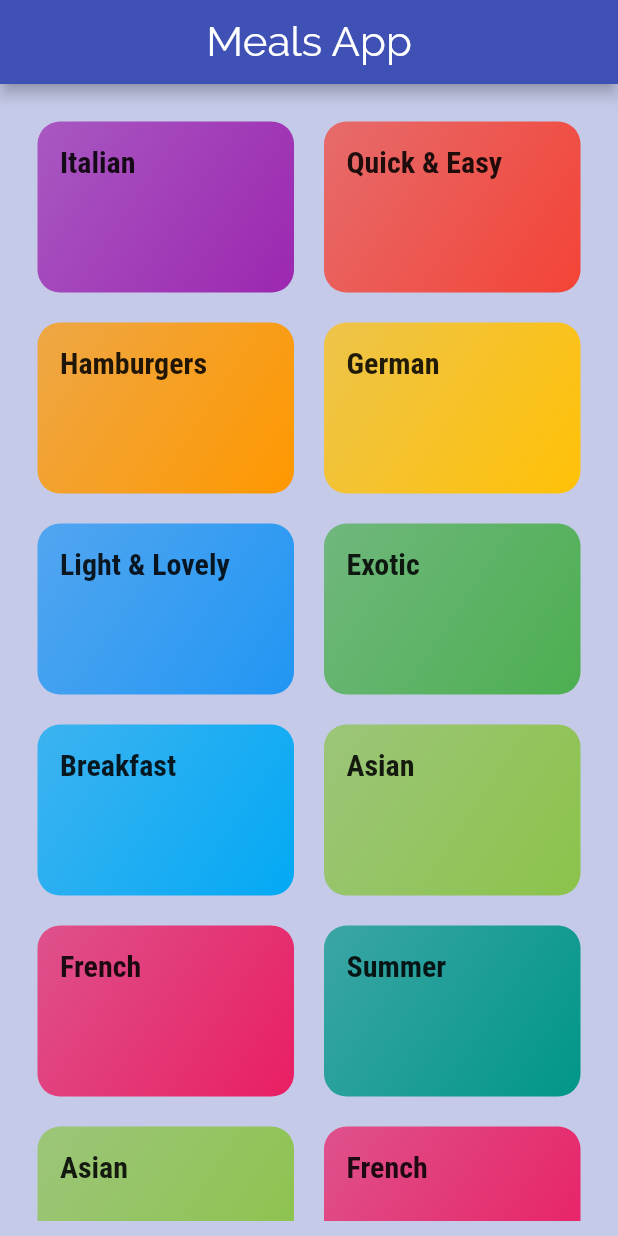
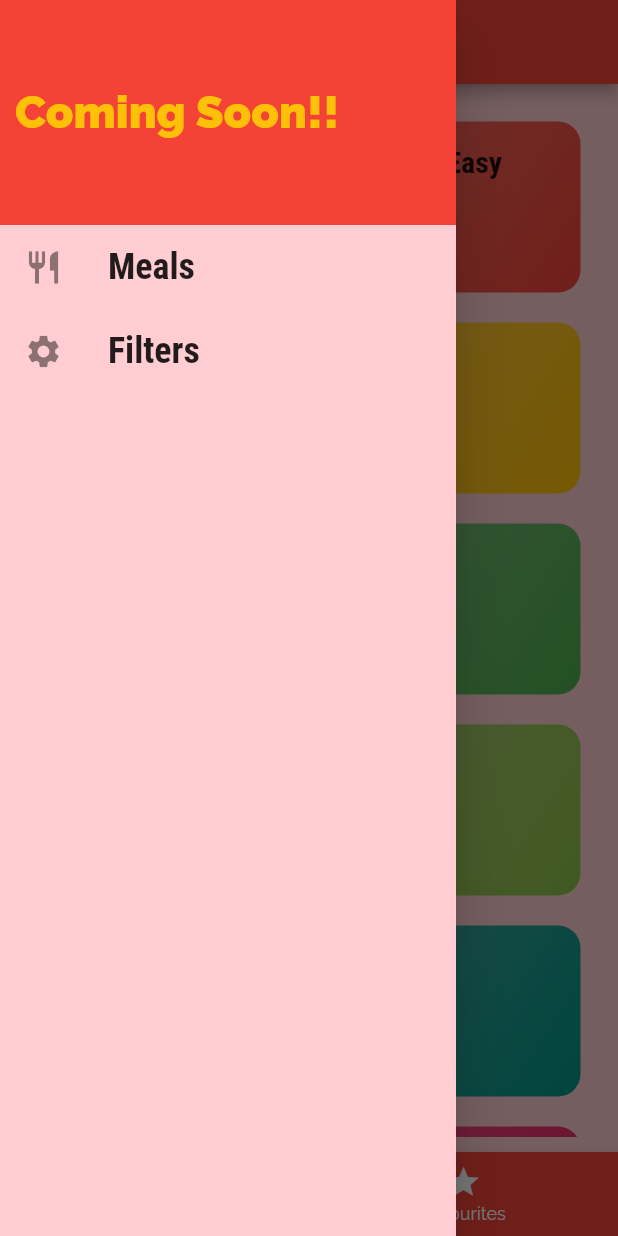
Before and after one commit to anirudhraopn/Meals-App, a Flutter app: the screen it shows after launch, with the side drawer open (before the commit the screen has no drawer), on a phone screen of 412 x 824 dp. Run offline on Flutter 3.47's test engine with Material 2 defaults, Android fonts, the phone set to English and light mode, and no system bars.

Commit message:
Third commit

```diff
--- a/lib/main.dart
+++ b/lib/main.dart
@@ -1,23 +1,89 @@
 // import 'dart:io';
 
 import 'package:flutter/material.dart';
-import 'package:meals_app/pages/meals_page.dart';
+
+import './models/category.dart';
+import './models/meals.dart';
+import './pages/fliters_page.dart';
+import './pages/meals_page.dart';
+import './pages/tabs_page.dart';
 import './pages/category_meals_page.dart';
-
 import './pages/categories_page.dart';
 
 void main() => runApp(MyApp());
 
-class MyApp extends StatelessWidget {
+class MyApp extends StatefulWidget {
   //const MyApp({Key? key}) : super(key: key);
+
+  @override
+  _MyAppState createState() => _MyAppState();
+}
+
+class _MyAppState extends State<MyApp> {
+  Map<String, bool> _filters = {
+    'gluten': false,
+    'lactose': false,
+    'vegetarian': false,
+    'vegan': false,
+  };
+  List<Meals> _availableMeals = DUMMY_MEALS;
+  List<Meals> _favouriteMeals = [];
+
+  void _setFilters(Map<String, bool> filterData) {
+    setState(() {
+      _filters = filterData;
+      _availableMeals = DUMMY_MEALS.where((meal) {
+        if (_filters['gluten'] && !meal.isGlutenFree) {
+          return false;
+        }
+        if (_filters['lactose'] && !meal.isLactoseFree) {
+          return false;
+        }
+        if (_filters['vegetarian'] && !meal.isVegetarian) {
+          return false;
+        }
+        if (_filters['vegan'] && !meal.isVegan) {
+          return false;
+        }
+        return true;
+      }).toList();
+    });
+  }
+
+  void _toggleFavourites(String mealId) {
+    final existingIndex = _favouriteMeals.indexWhere((meal) {
+      return meal.id == mealId;
+    });
+    if (existingIndex >= 0) {
+      setState(() {
+        _favouriteMeals.removeAt(existingIndex);
+      });
+    } else
+      setState(
+        () {
+          _favouriteMeals
+              .add(DUMMY_MEALS.firstWhere((meal) => meal.id == mealId));
+        },
+      );
+  }
+
+  bool _isFavourite(String id) {
+    return _favouriteMeals.any((meal) => meal.id == id);
+  }
 
   @override
   Widget build(BuildContext context) {
     return MaterialApp(
-      home: CategoriesPage(),
+      debugShowCheckedModeBanner: false,
+      //home: CategoriesPage(),
+      initialRoute: '/',
       routes: {
-        CategoryMealsPage.routeName: (ctx) => CategoryMealsPage(),
-        MealsPage.routeName: (ctx) => MealsPage(),
+        '/': (ctx) => TabsPage(_favouriteMeals),
+        CategoryMealsPage.routeName: (ctx) =>
+            CategoryMealsPage(_availableMeals),
+        MealsPage.routeName: (ctx) =>
+            MealsPage(_toggleFavourites, _isFavourite),
+        FiltersPage.routeName: (ctx) => FiltersPage(_setFilters, _filters),
       },
       onUnknownRoute: (settings) {
         return MaterialPageRoute(builder: (ctx) => CategoriesPage());
@@ -31,10 +97,10 @@ class MyApp extends StatelessWidget {
                   fontFamily: 'Raleway',
                   //fontWeight: FontWeight.bold,
                 ))),
-        primarySwatch: Colors.indigo,
+        primarySwatch: Colors.red,
         accentColor: Colors.amber,
         fontFamily: 'Raleway',
-        canvasColor: Colors.indigo[100],
+        canvasColor: Colors.red[100],
         textTheme: ThemeData.light().textTheme.copyWith(
               // ignore: deprecated_member_use
               body1: TextStyle(
--- a/lib/pages/categories_page.dart
+++ b/lib/pages/categories_page.dart
@@ -10,12 +10,12 @@ class CategoriesPage extends StatelessWidget {
   Widget build(BuildContext context) {
     return Scaffold(
       //backgroundColor: ,
-      appBar: AppBar(
-        title: const Text(
-          'Meals App',
-        ),
-        centerTitle: true,
-      ),
+      // appBar: AppBar(
+      //   title: const Text(
+      //     'Meals App',
+      //   ),
+      //   centerTitle: true,
+      // ),
       body: Container(
         margin: const EdgeInsets.all(10),
         child: GridView(
--- /dev/null
+++ b/lib/pages/tabs_page.dart
@@ -0,0 +1,78 @@
+import 'package:flutter/material.dart';
+
+import '../models/meals.dart';
+import '../widgets/main_drawer.dart';
+import './categories_page.dart';
+import './favourites_page.dart';
+
+class TabsPage extends StatefulWidget {
+  //const TabsPage({ Key? key }) : super(key: key);
+  final List<Meals> favouriteMeals;
+  TabsPage(this.favouriteMeals);
+
+  @override
+  _TabsPageState createState() => _TabsPageState();
+}
+
+class _TabsPageState extends State<TabsPage> {
+  List<Map<String, Object>> _pages;
+
+  @override
+  void initState() {
+    super.initState();
+    _pages = [
+      {
+        'page': CategoriesPage(),
+        'title': 'Categories',
+      },
+      {
+        'page': FavouritesPage(widget.favouriteMeals),
+        'title': 'Your Favourites',
+      },
+    ];
+  }
+
+  int _selectedPageIndex = 0;
+  void _selectPage(int index) {
+    setState(() {
+      _selectedPageIndex = index;
+    });
+    //print(_selectedPageIndex);
+  }
+
+  @override
+  Widget build(BuildContext context) {
+    print(_selectedPageIndex);
+    return Scaffold(
+      drawer: MainDrawer(),
+      bottomNavigationBar: BottomNavigationBar(
+        onTap: _selectPage,
+        currentIndex: _selectedPageIndex,
+        unselectedItemColor: Colors.white,
+        selectedItemColor: Theme.of(context).accentColor,
+        backgroundColor: Theme.of(context).primaryColor,
+        items: [
+          BottomNavigationBarItem(
+            icon: Icon(
+              Icons.category,
+            ),
+            label: 'Categories',
+          ),
+          BottomNavigationBarItem(
+            icon: Icon(
+              Icons.star,
+            ),
+            label: 'Favourites',
+          ),
+        ],
+      ),
+      appBar: AppBar(
+        title: Text(
+          _pages[_selectedPageIndex]['title'],
+        ),
+        centerTitle: true,
+      ),
+      body: _pages[_selectedPageIndex]['page'],
+    );
+  }
+}
--- /dev/null
+++ b/lib/widgets/main_drawer.dart
@@ -0,0 +1,63 @@
+import 'package:flutter/material.dart';
+import '../pages/fliters_page.dart';
+
+class MainDrawer extends StatelessWidget {
+  //const MainDrawer({ Key? key }) : super(key: key);
+
+  Widget buildListTile(String title, IconData icon, Function tapHandler) {
+    return ListTile(
+      leading: Icon(
+        icon,
+        size: 26,
+      ),
+      title: Text(
+        title,
+        style: TextStyle(
+          fontSize: 24,
+          fontWeight: FontWeight.bold,
+          fontFamily: 'RobotoCondensed',
+        ),
+      ),
+      onTap: tapHandler,
+    );
+  }
+
+  @override
+  Widget build(BuildContext context) {
+    return Drawer(
+      child: Column(
+        children: [
+          Container(
+            padding: const EdgeInsets.all(10),
+            height: 150,
+            width: double.infinity,
+            color: Theme.of(context).primaryColor,
+            alignment: Alignment.centerLeft,
+            child: Text(
+              'Coming Soon!!',
+              style: TextStyle(
+                fontSize: 30,
+                fontWeight: FontWeight.w900,
+                color: Theme.of(context).accentColor,
+              ),
+            ),
+          ),
+          buildListTile(
+            'Meals',
+            Icons.restaurant,
+            () {
+              Navigator.of(context).pushReplacementNamed('/');
+            },
+          ),
+          buildListTile(
+            'Filters',
+            Icons.settings,
+            () {
+              Navigator.of(context).pushReplacementNamed(FiltersPage.routeName);
+            },
+          ),
+        ],
+      ),
+    );
+  }
+}
```
Also changed, not shown: lib/pages/category_meals_page.dart (+8 -1 lines), lib/pages/favourites_page.dart (added, +33 -0 lines), lib/pages/fliters_page.dart (added, +130 -0 lines), lib/pages/meals_page.dart (+41 -5 lines), lib/widgets/meal_item.dart (+39 -13 lines), 1 other file.
